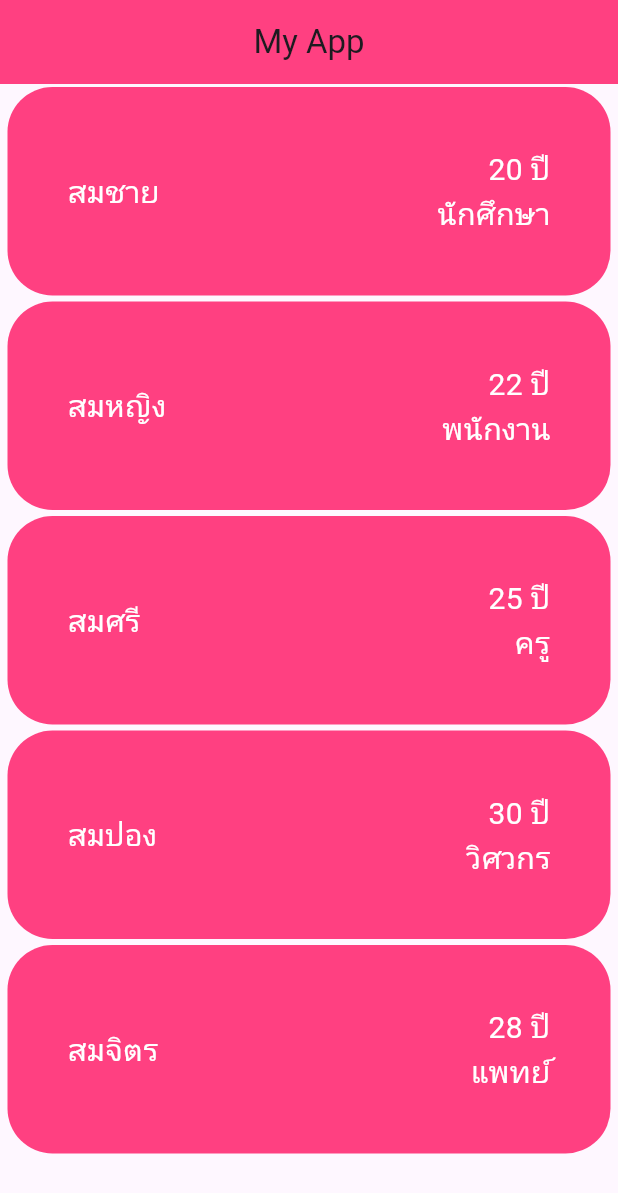
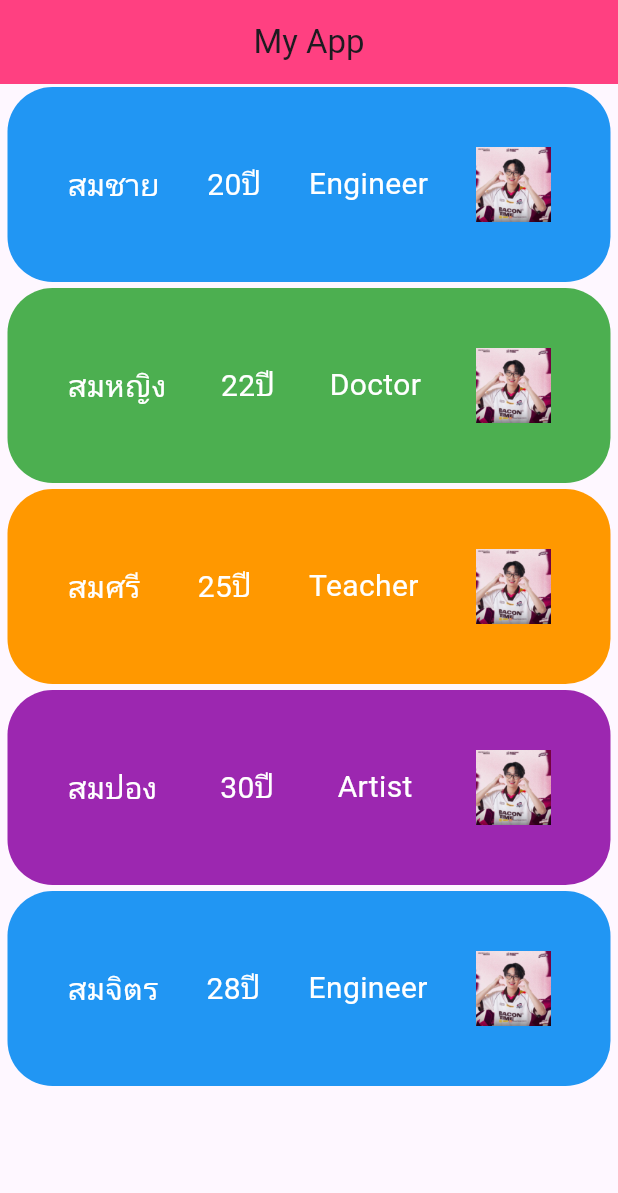
Before and after one commit to Kaopunnatchaya/learn_flutter_67_1, a Flutter app: the screen it shows after launch, on a phone screen of 412 x 824 dp. Shown: the top 1193 px of the screen. Run offline on Flutter 3.47's test engine with Material 3 defaults, Android fonts, the phone set to English and light mode, and no system bars.

```diff
--- a/lib/model/person.dart
+++ b/lib/model/person.dart
@@ -1,16 +1,66 @@
+//class Person {
+ // String name;
+  //int age;
+//  String job;
+
+  //Constructor
+ // Person({required this.name, required this.age, required this.job});
+//}
+
+//List<Person> personList = [
+//  Person(name: "สมชาย", age: 20, job: "นักศึกษา"),
+//  Person(name: "สมหญิง", age: 22, job: "พนักงาน"),
+ //Person(name: "สมศรี", age: 25, job: "ครู"),
+ // Person(name: "สมปอง", age: 30, job: "วิศวกร"),
+//  Person(name: "สมจิตร", age: 28, job: "แพทย์"),
+//];
+
+import 'package:flutter/material.dart';
+
+enum Job {
+  engineer(
+    title: "Engineer",
+    image: "assets/images/artie.jpg",
+    color: Colors.blue,
+  ),
+  doctor(
+    title: "Doctor",
+    image: "assets/images/artie.jpg",
+    color: Colors.green,
+  ),
+  teacher(
+    title: "Teacher",
+    image: "assets/images/artie.jpg",
+    color: Colors.orange,
+  ),
+  artist(
+    title: "Artist",
+    image: "assets/images/artie.jpg",
+    color: Colors.purple,
+  );
+  final String title;
+  final String image;
+  final Color color;
+  const Job({
+    required this.title,
+    required this.image,
+    required this.color,
+  });
+}
+
 class Person {
   String name;
   int age;
-  String job;
+  Job job;
 
-  //Constructor
+  // Constructor
   Person({required this.name, required this.age, required this.job});
 }
 
 List<Person> personList = [
-  Person(name: "สมชาย", age: 20, job: "นักศึกษา"),
-  Person(name: "สมหญิง", age: 22, job: "พนักงาน"),
-  Person(name: "สมศรี", age: 25, job: "ครู"),
-  Person(name: "สมปอง", age: 30, job: "วิศวกร"),
-  Person(name: "สมจิตร", age: 28, job: "แพทย์"),
+  Person(name: "สมชาย", age: 20, job: Job.engineer),
+  Person(name: "สมหญิง", age: 22, job: Job.doctor),
+  Person(name: "สมศรี", age: 25, job: Job.teacher),
+  Person(name: "สมปอง", age: 30, job: Job.artist),
+  Person(name: "สมจิตร", age: 28, job: Job.engineer),
 ];
--- a/lib/screen/item.dart
+++ b/lib/screen/item.dart
@@ -1,5 +1,6 @@
 import 'package:flutter/material.dart';
 
+import 'package:learn_flutter_67_1/model/person.dart';
 import 'package:learn_flutter_67_1/model/person.dart';
 
 class Item extends StatefulWidget {
@@ -10,6 +11,8 @@ class Item extends StatefulWidget {
 }
 
 class _MyWidgetState extends State<Item> {
+ List data = ["สมชาย", "สมหญิง", "สมศรี",  "สมปอง", "สมจิตร" ];
+
   @override
   Widget build(BuildContext context) {
     return ListView.builder(
@@ -18,7 +21,7 @@ class _MyWidgetState extends State<Item> {
         return Container(
           decoration: BoxDecoration(
             borderRadius: BorderRadius.circular(30),
-            color: Colors.pinkAccent,
+            color: personList[index].job.color,
           ),
           margin: EdgeInsets.symmetric(vertical: 2, horizontal: 5),
           padding: EdgeInsets.all(40),
@@ -27,30 +30,17 @@ class _MyWidgetState extends State<Item> {
             children: [
               Text(
                 personList[index].name,
-                style: TextStyle(
-                  fontSize: 20,
-                  color: Colors.white,
-                ),
+                style: TextStyle(color: Colors.white, fontSize: 20),
               ),
-              Column(
-                crossAxisAlignment: CrossAxisAlignment.end,
-                children: [
-                  Text(
-                    "${personList[index].age} ปี",
-                    style: TextStyle(
-                      fontSize: 20,
-                      color: Colors.white,
-                    ),
-                  ),
-                  Text(
-                    "${personList[index].job}",
-                    style: TextStyle(
-                      fontSize: 20,
-                      color: Colors.white,
-                    ),
-                  ),
-                ],
+              Text(
+                "${personList[index].age}ปี",
+                style: TextStyle(color: Colors.white, fontSize: 20),
               ),
+              Text(
+                personList[index].job.title,
+                style: TextStyle(color: Colors.white, fontSize: 20),
+              ),
+               Image.asset(personList[index].job.image, width: 50, height: 50),
             ],
           ),
         );
```
